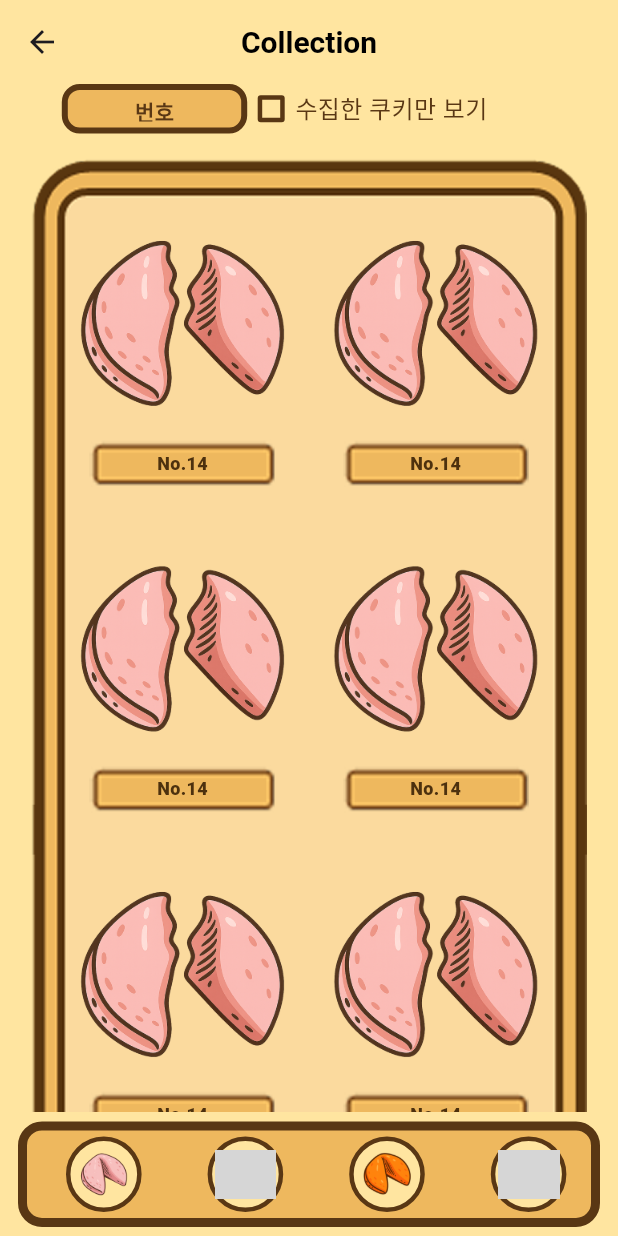
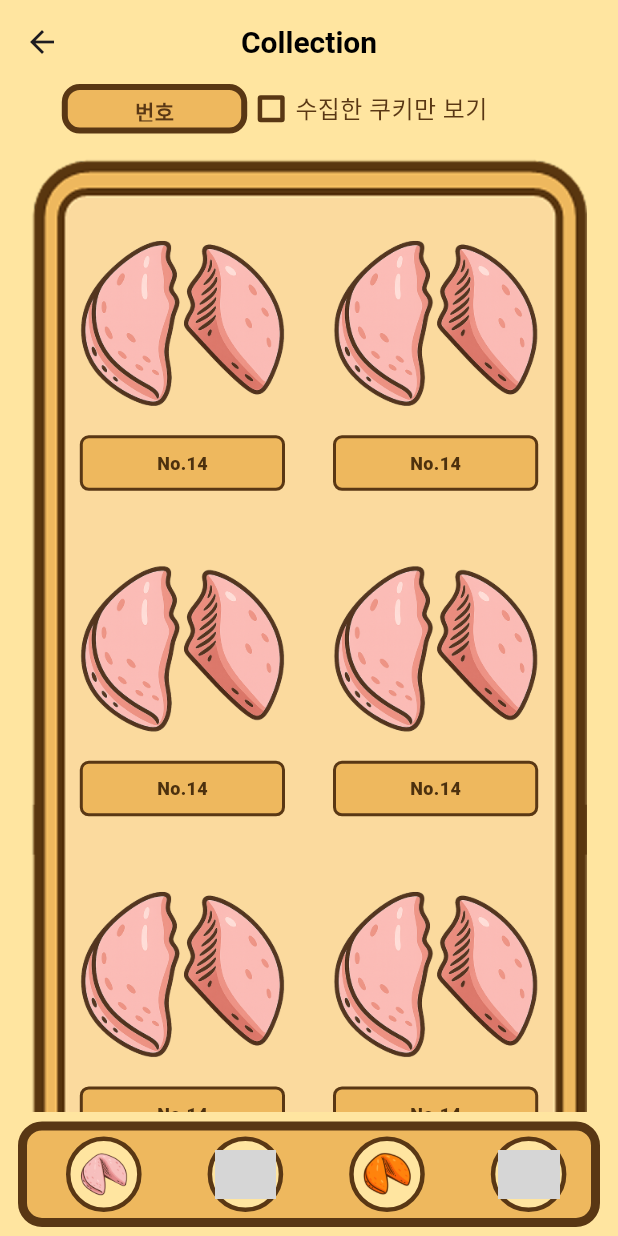
Before and after one commit to corangg/Cookie, a Flutter app: the _CollectionBody screen opened directly, on a phone screen of 412 x 824 dp. Run offline on Flutter 3.47's test engine with Material 3 defaults, Android fonts, the phone set to English and light mode, and no system bars; our stand-ins replace drift, get_it; accounts and stored records are empty; generated files the repository leaves out were written again; grey boxes are pictures that could not be loaded.

Commit message:
Chore: collection Number 이미지 에서 컨테이너로 수정

```diff
--- a/lib/widgets/collection_background_widget.dart
+++ b/lib/widgets/collection_background_widget.dart
@@ -113,7 +113,13 @@ class _CollectionBackgroundWidget extends State<CollectionWidget> {
             Expanded(flex: 2, child: Stack(
               alignment: Alignment.center,
               children: [
-                Image.asset(AppAssets.imgCollectionNo, fit: BoxFit.contain,),
+                Container(
+                  decoration: BoxDecoration(
+                      color: AppColor.collectionCookieButton,
+                      border: Border.all(color: AppColor.bottomNavigationBarBorder, width: 2),
+                      borderRadius: BorderRadius.circular(6)
+                  ),
+                ),
                 Text('No.${data.no}',
                   style: TextStyle(
                       fontSize: 12,
```
